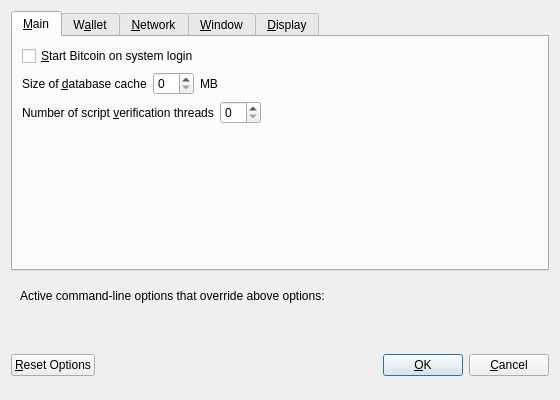
First picture: the form in src/qt/forms/optionsdialog.ui, repository zetacoin/zetacoin, before the edit.
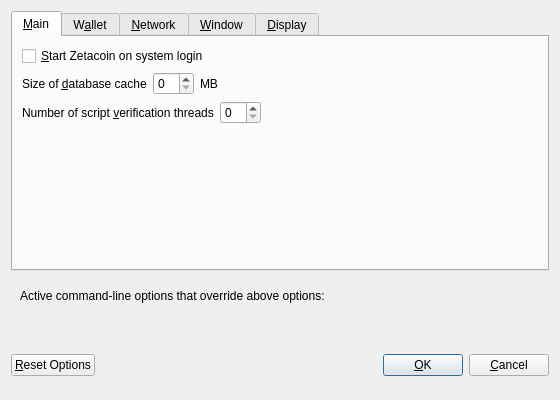
Second picture: the form after the edit. Custom widgets are drawn as their Qt base class.

Diff of the .ui file:
```diff
--- a/src/qt/forms/optionsdialog.ui
+++ b/src/qt/forms/optionsdialog.ui
@@ -33,7 +33,7 @@
           <string>Automatically start Bitcoin after logging in to the system.</string>
          </property>
          <property name="text">
-          <string>&amp;Start Bitcoin on system login</string>
+          <string>&amp;Start Zetacoin on system login</string>
          </property>
         </widget>
        </item>
```
Left out of the diff: 10 changed lines with no effect on the pictures.
